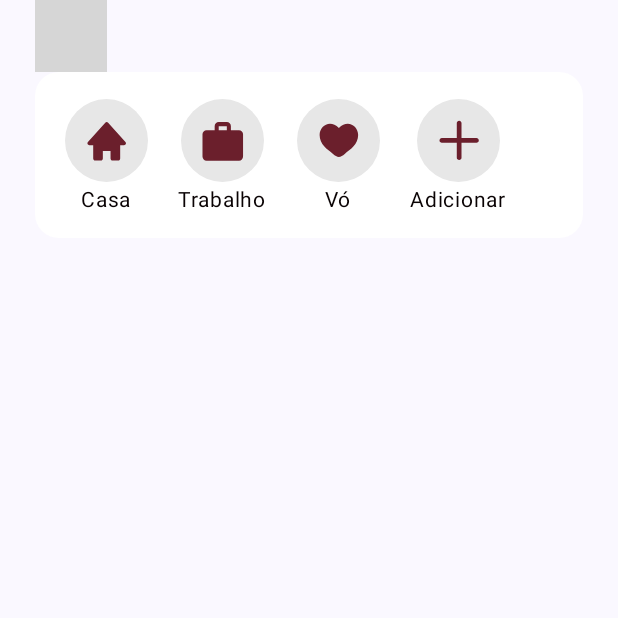
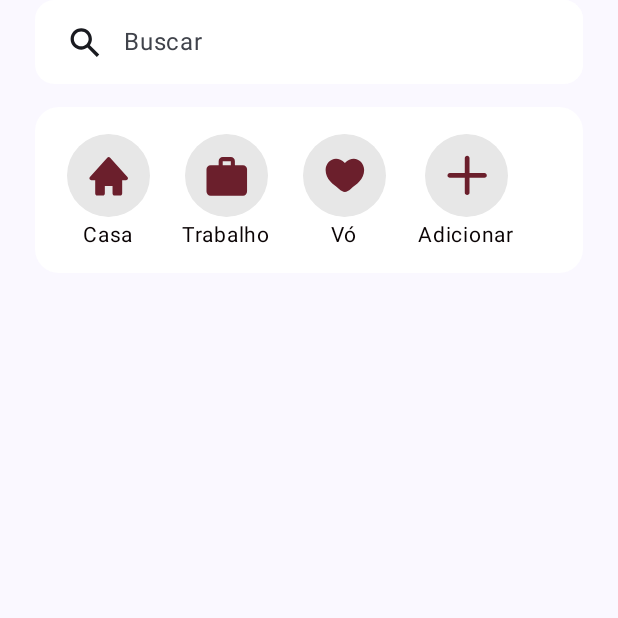
Before and after one commit to beatriznonato/Mobiefy, an Android app built with Jetpack Compose: the composable BottomSheetContent shown on its own in the app's theme, on a phone screen of 412 x 824 dp, the top half of it. Run offline under Robolectric (Android 15) with nearby library versions, the phone set to English and light mode, and no system bars; grey boxes are pictures that could not be loaded.

Commit message:
feat: add search bar and update icon round buttons

```diff
--- a/app/src/main/java/app/mobiefy/ui/composables/BottomSheet.kt
+++ b/app/src/main/java/app/mobiefy/ui/composables/BottomSheet.kt
@@ -69,6 +69,7 @@
 fun BottomSheetContent() {
     Column(modifier = Modifier.padding(horizontal = 23.dp)) {
         CustomSearchBar()
+        Spacer(modifier = Modifier.height(15.dp))
         Box(
             modifier = Modifier
                 .fillMaxWidth()
--- a/app/src/main/java/app/mobiefy/ui/composables/IconRound.kt
+++ b/app/src/main/java/app/mobiefy/ui/composables/IconRound.kt
@@ -3,27 +3,52 @@
 import androidx.compose.foundation.background
 import androidx.compose.foundation.layout.Box
 import androidx.compose.foundation.layout.Column
+import androidx.compose.foundation.layout.PaddingValues
+import androidx.compose.foundation.layout.fillMaxWidth
 import androidx.compose.foundation.layout.height
 import androidx.compose.foundation.layout.size
 import androidx.compose.foundation.layout.width
 import androidx.compose.foundation.shape.CircleShape
+import androidx.compose.material3.AlertDialog
+import androidx.compose.material3.Button
+import androidx.compose.material3.ButtonColors
 import androidx.compose.material3.Icon
 import androidx.compose.material3.Text
 import androidx.compose.runtime.Composable
+import androidx.compose.runtime.getValue
+import androidx.compose.runtime.mutableStateOf
+import androidx.compose.runtime.remember
+import androidx.compose.runtime.setValue
 import androidx.compose.ui.Alignment
 import androidx.compose.ui.Modifier
 import androidx.compose.ui.draw.clip
+import androidx.compose.ui.graphics.Color
 import androidx.compose.ui.graphics.painter.Painter
 import androidx.compose.ui.unit.dp
 import androidx.compose.ui.unit.sp
 import app.mobiefy.ui.theme.black
 import app.mobiefy.ui.theme.primary
+import app.mobiefy.ui.theme.secondary
 import app.mobiefy.ui.theme.tertiary
+import app.mobiefy.ui.theme.white
+import com.google.android.gms.common.SignInButton.ButtonSize
 
 @Composable
 fun IconRound(text: String, icon: Painter) {
+    var isDialogOpen by remember { mutableStateOf(false) }
+
     Column(
         horizontalAlignment = Alignment.CenterHorizontally
+    ) {
+        Button(
+            onClick = { isDialogOpen = true },
+            colors = ButtonColors(
+                containerColor = Color.Transparent,
+                contentColor = Color.Transparent,
+                disabledContainerColor = Color.Transparent,
+                disabledContentColor = Color.Transparent
+            ),
+            contentPadding = PaddingValues(0.dp)
         ) {
             Box(
                 modifier = Modifier
@@ -33,8 +58,39 @@
                     .height(55.dp),
                 contentAlignment = Alignment.Center
             ) {
-            Icon(painter = icon, contentDescription = text, tint = primary, modifier = Modifier.size(28.dp))
+                Icon(
+                    painter = icon,
+                    contentDescription = text,
+                    tint = primary,
+                    modifier = Modifier.size(28.dp)
+                )
+            }
         }
         Text(text = text, color = black, fontSize = 14.sp)
     }
+
+    if (isDialogOpen) {
+        AlertDialog(
+            onDismissRequest = { isDialogOpen = false },
+            title = { Text("Funcionalidade Não Disponível") },
+            text = { Text("Desculpe, esta funcionalidade estará disponível na próxima release do Mobiefy.") },
+            containerColor = white,
+            confirmButton = {
+                Button(
+                    modifier = Modifier.fillMaxWidth(),
+                    colors = ButtonColors(
+                        containerColor = secondary,
+                        contentColor = white,
+                        disabledContainerColor = white,
+                        disabledContentColor = black
+                    ),
+                    onClick = {
+                        isDialogOpen = false
                     }
+                ) {
+                    Text("OK")
+                }
+            }
+        )
+    }
+}
--- /dev/null
+++ b/app/src/main/java/app/mobiefy/ui/composables/SeachBar.kt
@@ -0,0 +1,126 @@
+package app.mobiefy.ui.composables
+
+import android.graphics.drawable.Icon
+import androidx.compose.foundation.background
+import androidx.compose.foundation.layout.Box
+import androidx.compose.foundation.layout.Column
+import androidx.compose.foundation.layout.Row
+import androidx.compose.foundation.layout.Spacer
+import androidx.compose.foundation.layout.fillMaxWidth
+import androidx.compose.foundation.layout.height
+import androidx.compose.foundation.layout.padding
+import androidx.compose.foundation.layout.size
+import androidx.compose.foundation.layout.width
+import androidx.compose.foundation.shape.RoundedCornerShape
+import androidx.compose.foundation.text.KeyboardActions
+import androidx.compose.foundation.text.KeyboardOptions
+import androidx.compose.material3.AlertDialog
+import androidx.compose.material3.Button
+import androidx.compose.material3.ButtonColors
+import androidx.compose.material3.ExperimentalMaterial3Api
+import androidx.compose.material3.Icon
+import androidx.compose.material3.SearchBar
+import androidx.compose.material3.Text
+import androidx.compose.material3.TextField
+import androidx.compose.material3.TextFieldDefaults
+import androidx.compose.runtime.Composable
+import androidx.compose.runtime.getValue
+import androidx.compose.runtime.mutableStateOf
+import androidx.compose.runtime.remember
+import androidx.compose.runtime.setValue
+import androidx.compose.ui.Alignment
+import androidx.compose.ui.Modifier
+import androidx.compose.ui.draw.clip
+import androidx.compose.ui.graphics.Color
+import androidx.compose.ui.platform.LocalSoftwareKeyboardController
+import androidx.compose.ui.res.painterResource
+import androidx.compose.ui.text.input.ImeAction
+import androidx.compose.ui.tooling.preview.Preview
+import androidx.compose.ui.unit.dp
+import app.mobiefy.R
+import app.mobiefy.ui.theme.black
+import app.mobiefy.ui.theme.secondary
+import app.mobiefy.ui.theme.white
+
+@OptIn(ExperimentalMaterial3Api::class)
+@Preview
+@Composable
+fun CustomSearchBar() {
+    var searchText by remember { mutableStateOf("") }
+    var isDialogOpen by remember { mutableStateOf(false) }
+
+    val keyboardController = LocalSoftwareKeyboardController.current
+
+    Box(
+        modifier = Modifier
+            .clip(RoundedCornerShape(13.dp))
+            .background(white)
+    ) {
+        Row(
+            verticalAlignment = Alignment.CenterVertically
+        ) {
+            Spacer(modifier = Modifier.width(23.dp))
+            Icon(
+                modifier = Modifier.size(20.dp),
+                painter = painterResource(id = R.drawable.ic_search),
+                contentDescription = "Search Icon",
+            )
+            Column {
+                TextField(
+                    placeholder = { Text(text = "Buscar") },
+                    value = searchText,
+                    onValueChange = { searchText = it },
+                    //label = { Text("Search") },
+                    modifier = Modifier
+                        .fillMaxWidth(),
+                    //.height(35.dp)
+                    keyboardOptions = KeyboardOptions.Default.copy(
+                        imeAction = ImeAction.Done
+                    ),
+                    keyboardActions = KeyboardActions(
+                        onDone = {
+                            // Show the dialog when the 'Done' action is triggered (e.g., 'Enter' key)
+                            isDialogOpen = true
+                            // Hide the keyboard
+                            keyboardController?.hide()
+                        }
+                    ),
+                    colors = TextFieldDefaults.colors(
+                        focusedContainerColor = white,
+                        unfocusedContainerColor = white,
+                        focusedIndicatorColor = Color.Transparent,
+                        unfocusedIndicatorColor = Color.Transparent
+                    ),
+                )
+
+                if (isDialogOpen) {
+                    AlertDialog(
+                        onDismissRequest = { isDialogOpen = false },
+                        title = { Text("Busca Não Disponível") },
+                        text = { Text("Desculpe, esta funcionalidade estará disponível na próxima release do Mobiefy.") },
+                        containerColor = white,
+                        confirmButton = {
+                            Button(
+                                modifier = Modifier.fillMaxWidth(),
+                                colors = ButtonColors(
+                                    containerColor = secondary,
+                                    contentColor = white,
+                                    disabledContainerColor = white,
+                                    disabledContentColor = black
+                                ),
+                                onClick = {
+                                    isDialogOpen = false
+                                    // Show the keyboard again if needed
+                                    keyboardController?.show()
+                                }
+                            ) {
+                                Text("OK")
+                            }
+                        }
+                    )
+                }
+            }
+        }
+    }
+
+}
--- /dev/null
+++ b/app/src/main/res/drawable/ic_search.xml
@@ -0,0 +1,13 @@
+<?xml version="1.0" encoding="utf-8"?>
+<vector xmlns:android="http://schemas.android.com/apk/res/android"
+    android:width="16dp"
+    android:height="16dp"
+    android:tint="#6B1F2C"
+    android:viewportWidth="16"
+    android:viewportHeight="16">
+
+    <path
+        android:fillColor="#000000"
+        android:pathData="M10.5962,9.68277L15.603,14.6896L14.301,15.9915L9.29422,10.9847C8.35927,11.6575 7.23209,12.0682 6.00005,12.0682C2.86315,12.0682 0.320435,9.52549 0.320435,6.3886C0.320435,3.2517 2.86315,0.708984 6.00005,0.708984C9.13694,0.708984 11.6797,3.2517 11.6797,6.3886C11.6797,7.62064 11.269,8.74782 10.5962,9.68277ZM6.00005,2.45656C3.82432,2.45656 2.06801,4.21287 2.06801,6.3886C2.06801,8.56432 3.82432,10.3206 6.00005,10.3206C8.17578,10.3206 9.93209,8.56432 9.93209,6.3886C9.93209,4.21287 8.17578,2.45656 6.00005,2.45656Z" />
+
+</vector>
```
Also changed, not shown: app/src/main/java/app/mobiefy/MainActivity.kt (+3 -7 lines). Lines whose indentation alone changed are shown as unchanged.
